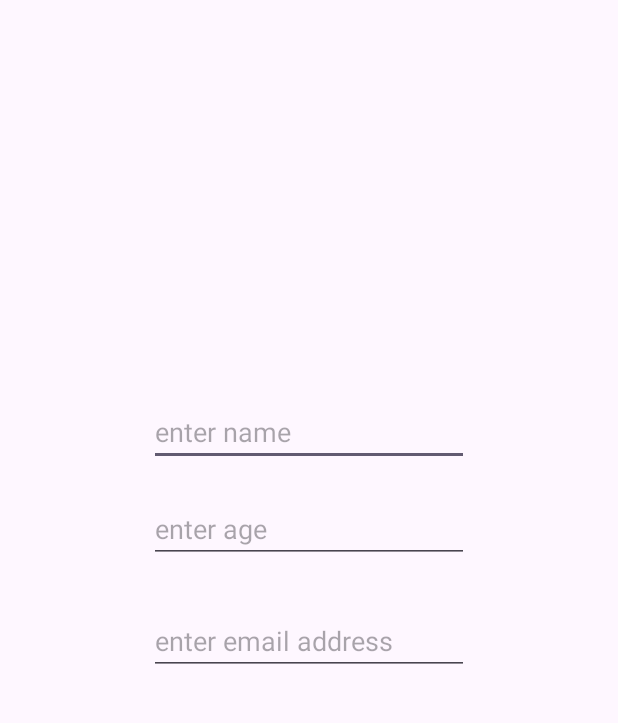
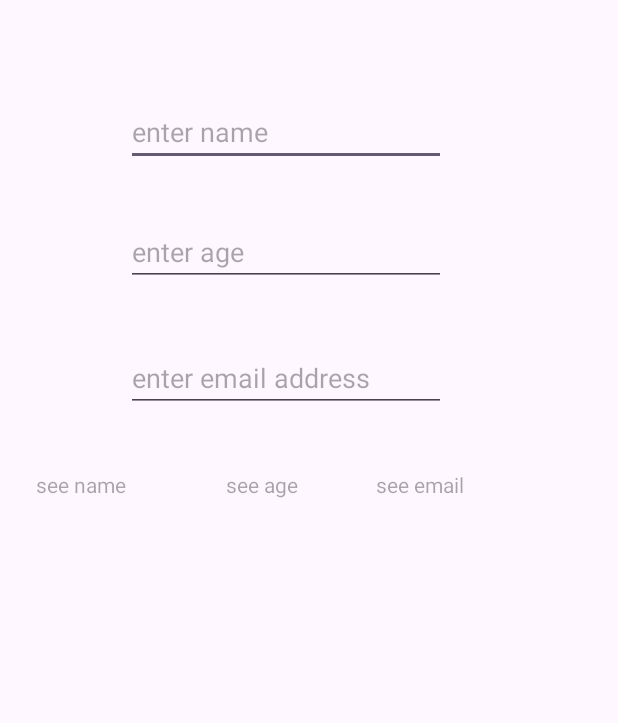
Before and after one commit to Xhinsu/dataBinding, an Android app: the screen it shows after launch (MainActivity), on a phone screen of 412 x 824 dp, the part 89-812 px from its top. Run offline under Robolectric (Android 15) with nearby library versions, the phone set to English and light mode, and no system bars; our stand-ins replace data binding.

```diff
--- a/app/build.gradle
+++ b/app/build.gradle
@@ -23,10 +23,10 @@ android {
         }
     }
     compileOptions {
-        sourceCompatibility JavaVersion.VERSION_1_8
-        targetCompatibility JavaVersion.VERSION_1_8
+        sourceCompatibility JavaVersion.VERSION_11
+        targetCompatibility JavaVersion.VERSION_11
         buildFeatures {
-            dataBinding true
+            dataBinding  true
         }
     }
 }
--- a/app/src/main/java/com/example/databinding/MainActivity.java
+++ b/app/src/main/java/com/example/databinding/MainActivity.java
@@ -7,23 +7,33 @@ import androidx.appcompat.app.AppCompatActivity;
 import androidx.core.graphics.Insets;
 import androidx.core.view.ViewCompat;
 import androidx.core.view.WindowInsetsCompat;
+import androidx.databinding.DataBindingUtil;
 
-import com.example.databinding.model.Person;
+import com.example.databinding.databinding.ActivityMainBinding;
 
 public class MainActivity extends AppCompatActivity {
+    private ActivityMainBinding activityMainBinding;
+
 
     @Override
     protected void onCreate(Bundle savedInstanceState) {
         super.onCreate(savedInstanceState);
         EdgeToEdge.enable(this);
-        setContentView(R.layout.activity_main);
+
+//        setContentView(R.layout.activity_main);
+
+        //setContentView method takes two variables: this(reference to activity whose view should change) and resourceId of layout
+        activityMainBinding = DataBindingUtil.setContentView(this, R.layout.activity_main);
         ViewCompat.setOnApplyWindowInsetsListener(findViewById(R.id.main), (v, insets) -> {
             Insets systemBars = insets.getInsets(WindowInsetsCompat.Type.systemBars());
             v.setPadding(systemBars.left, systemBars.top, systemBars.right, systemBars.bottom);
             return insets;
         });
+
+
+        Person person = new Person();
+        activityMainBinding.setPerson(person);
+
+
     }
-
-    Person person = new Person();
-
 }
--- a/app/src/main/java/com/example/databinding/model/Person.java
+++ b/app/src/main/java/com/example/databinding/Person.java
@@ -1,7 +1,11 @@
-package com.example.databinding.model;
+package com.example.databinding;
 
+import androidx.databinding.Bindable;
+import androidx.databinding.BaseObservable;
+import androidx.databinding.library.baseAdapters.BR;
 
-public class Person {
+public class Person extends BaseObservable{
+    @Bindable
     private String name;
     private String age;
     private String email;
@@ -15,27 +19,32 @@ public class Person {
     public Person() {
     }
 
+    @Bindable
     public String getName() {
         return name;
     }
 
     public void setName(String name) {
         this.name = name;
+        notifyPropertyChanged(BR.name);
     }
 
+    @Bindable
     public String getAge() {
         return age;
     }
 
     public void setAge(String age) {
         this.age = age;
+        notifyPropertyChanged(BR.age);
     }
-
+    @Bindable
     public String getEmail() {
         return email;
     }
 
     public void setEmail(String email) {
         this.email = email;
+        notifyPropertyChanged(BR.email);
     }
 }
--- a/app/src/main/res/layout-sw600dp/activity_main.xml
+++ /dev/null
@@ -1,46 +0,0 @@
-<?xml version="1.0" encoding="utf-8"?>
-<androidx.constraintlayout.widget.ConstraintLayout xmlns:android="http://schemas.android.com/apk/res/android"
-    xmlns:app="http://schemas.android.com/apk/res-auto"
-    xmlns:tools="http://schemas.android.com/tools"
-    android:id="@+id/main"
-    android:layout_width="match_parent"
-    android:layout_height="match_parent"
-    tools:context=".MainActivity">
-
-    <TextView
-        android:layout_width="wrap_content"
-        android:layout_height="wrap_content"
-        android:text="Hello World!"
-        android:hint="enter name"
-
-        app:layout_constraintBottom_toBottomOf="parent"
-        app:layout_constraintEnd_toEndOf="parent"
-        app:layout_constraintHorizontal_bias="0.47"
-        app:layout_constraintStart_toStartOf="parent"
-        app:layout_constraintTop_toTopOf="parent"
-        app:layout_constraintVertical_bias="0.359" />
-
-    <TextView
-        android:layout_width="wrap_content"
-        android:layout_height="wrap_content"
-        android:hint="enter age"
-
-        app:layout_constraintBottom_toBottomOf="parent"
-        app:layout_constraintEnd_toEndOf="parent"
-        app:layout_constraintHorizontal_bias="0.47"
-        app:layout_constraintStart_toStartOf="parent"
-        app:layout_constraintTop_toTopOf="parent"
-        app:layout_constraintVertical_bias="0.539" />
-
-    <TextView
-        android:layout_width="wrap_content"
-        android:layout_height="wrap_content"
-        android:hint="enter email address"
-        app:layout_constraintBottom_toBottomOf="parent"
-        app:layout_constraintEnd_toEndOf="parent"
-        app:layout_constraintHorizontal_bias="0.47"
-        app:layout_constraintStart_toStartOf="parent"
-        app:layout_constraintTop_toTopOf="parent"
-        app:layout_constraintVertical_bias="0.435" />
-
-</androidx.constraintlayout.widget.ConstraintLayout>
--- a/app/src/main/res/layout/activity_main.xml
+++ b/app/src/main/res/layout/activity_main.xml
@@ -6,10 +6,10 @@
     xmlns:app="http://schemas.android.com/apk/res-auto"
     xmlns:tools="http://schemas.android.com/tools">
 
-    <data>
+    <data >
         <variable
             name="person"
-            type="com.example.databinding.model.Person"
+            type="com.example.databinding.Person"
         />
 
     </data>
@@ -18,7 +18,6 @@
     android:layout_width="match_parent"
     android:layout_height="match_parent"
     tools:context=".MainActivity">
-
 
     <TextView
         android:layout_width="wrap_content"
@@ -31,22 +30,20 @@
         app:layout_constraintTop_toTopOf="parent"
         app:layout_constraintVertical_bias="0.05" />
 
-
-
     <EditText
         android:id="@+id/inputName"
         android:layout_width="wrap_content"
         android:layout_height="wrap_content"
         android:ems="10"
+        android:hint="enter name"
         android:inputType="text"
-        android:hint="enter name"
         android:text="@={person.name}"
-
         app:layout_constraintBottom_toBottomOf="parent"
         app:layout_constraintEnd_toEndOf="parent"
+        app:layout_constraintHorizontal_bias="0.422"
         app:layout_constraintStart_toStartOf="parent"
         app:layout_constraintTop_toTopOf="parent"
-        app:layout_constraintVertical_bias="0.417" />
+        app:layout_constraintVertical_bias="0.16" />
 
     <EditText
         android:id="@+id/intpuAge"
@@ -55,10 +52,14 @@
         android:ems="10"
         android:hint="enter age"
         android:inputType="text"
+        android:text="@={person.age}"
+
         app:layout_constraintBottom_toBottomOf="parent"
         app:layout_constraintEnd_toEndOf="parent"
+        app:layout_constraintHorizontal_bias="0.422"
         app:layout_constraintStart_toStartOf="parent"
-        app:layout_constraintTop_toTopOf="parent" />
+        app:layout_constraintTop_toTopOf="parent"
+        app:layout_constraintVertical_bias="0.263" />
 
     <EditText
         android:id="@+id/inputEmail"
@@ -67,11 +68,55 @@
         android:ems="10"
         android:hint="enter email address"
         android:inputType="textEmailAddress"
+        android:text="@={person.email}"
+
         app:layout_constraintBottom_toBottomOf="parent"
         app:layout_constraintEnd_toEndOf="parent"
+        app:layout_constraintHorizontal_bias="0.422"
         app:layout_constraintStart_toStartOf="parent"
         app:layout_constraintTop_toTopOf="parent"
-        app:layout_constraintVertical_bias="0.596" />
+        app:layout_constraintVertical_bias="0.371" />
+
+    <TextView
+        android:id="@+id/viewName"
+        android:layout_width="wrap_content"
+        android:layout_height="wrap_content"
+        android:hint="see name"
+        android:text="@={person.name}"
+        app:layout_constraintBottom_toBottomOf="parent"
+        app:layout_constraintEnd_toEndOf="parent"
+        app:layout_constraintHorizontal_bias="0.068"
+        app:layout_constraintStart_toStartOf="parent"
+        app:layout_constraintTop_toTopOf="parent"
+        app:layout_constraintVertical_bias="0.463" />
+
+    <TextView
+        android:id="@+id/viewAge"
+        android:layout_width="wrap_content"
+        android:layout_height="wrap_content"
+        android:hint="see age"
+        android:text="@={person.age}"
+
+        app:layout_constraintBottom_toBottomOf="parent"
+        app:layout_constraintEnd_toEndOf="parent"
+        app:layout_constraintHorizontal_bias="0.414"
+        app:layout_constraintStart_toStartOf="parent"
+        app:layout_constraintTop_toTopOf="parent"
+        app:layout_constraintVertical_bias="0.463" />
+
+    <TextView
+        android:id="@+id/viewEmail"
+        android:layout_width="wrap_content"
+        android:layout_height="wrap_content"
+        android:hint="see email"
+        android:text="@={person.email}"
+
+        app:layout_constraintBottom_toBottomOf="parent"
+        app:layout_constraintEnd_toEndOf="parent"
+        app:layout_constraintHorizontal_bias="0.709"
+        app:layout_constraintStart_toStartOf="parent"
+        app:layout_constraintTop_toTopOf="parent"
+        app:layout_constraintVertical_bias="0.463" />
 
 
 </androidx.constraintlayout.widget.ConstraintLayout>
```
